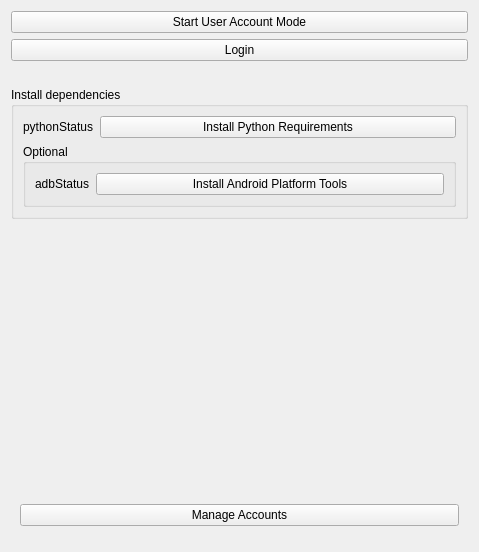
Above: OpenLIFULogin/Resources/UI/OpenLIFULogin.ui from OpenwaterHealth/SlicerOpenLIFU before the change. Below: the same form after it.
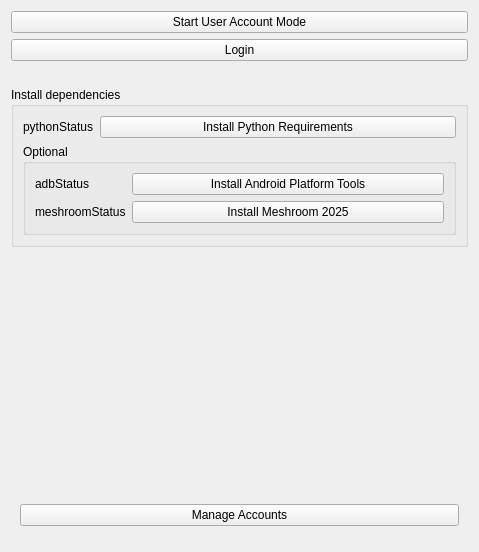
That is the form after the change. Custom widgets are drawn as their Qt base class.

Commit message: Add button to check and install meshroom (#542)

```diff
--- a/OpenLIFULogin/Resources/UI/OpenLIFULogin.ui
+++ b/OpenLIFULogin/Resources/UI/OpenLIFULogin.ui
@@ -94,6 +94,26 @@
            </property>
           </widget>
          </item>
+         <item row="1" column="0">
+          <widget class="QLabel" name="meshroomStatusIcon">
+           <property name="text">
+            <string>meshroomStatus</string>
+           </property>
+          </widget>
+         </item>
+         <item row="1" column="1">
+          <widget class="QPushButton" name="installMeshroomPushButton">
+           <property name="sizePolicy">
+            <sizepolicy hsizetype="Minimum" vsizetype="Fixed">
+             <horstretch>2</horstretch>
+             <verstretch>0</verstretch>
+            </sizepolicy>
+           </property>
+           <property name="text">
+            <string>Install Meshroom 2025</string>
+           </property>
+          </widget>
+         </item>
         </layout>
        </widget>
       </item>
```
The commit also changes 4 other files.
